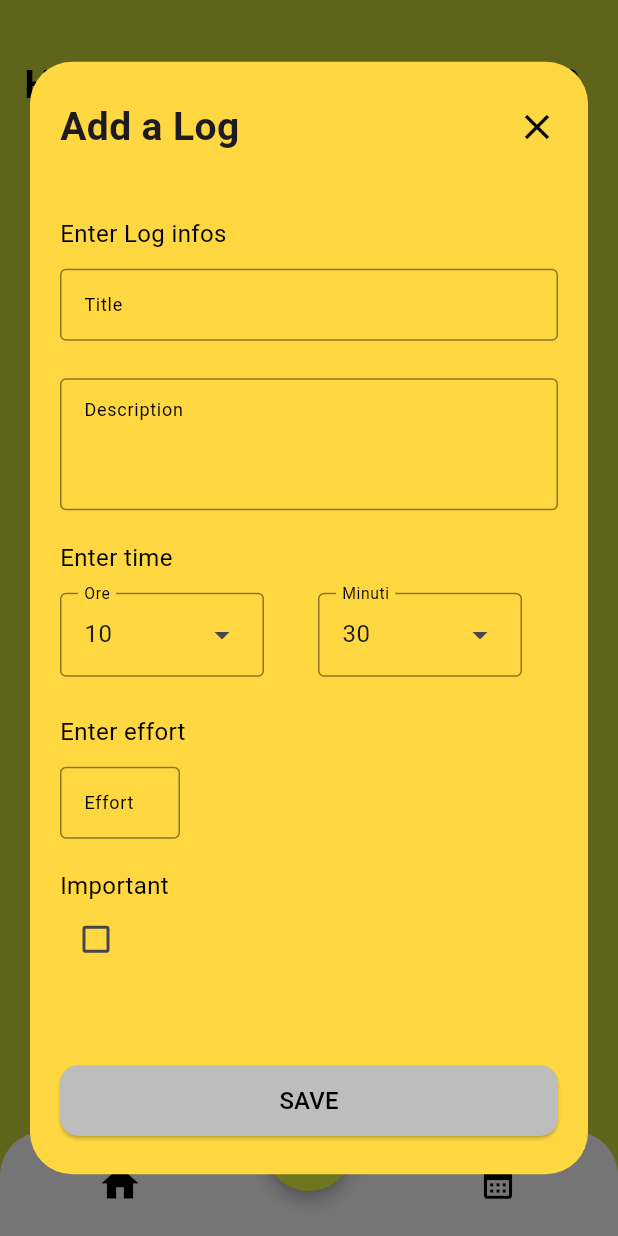
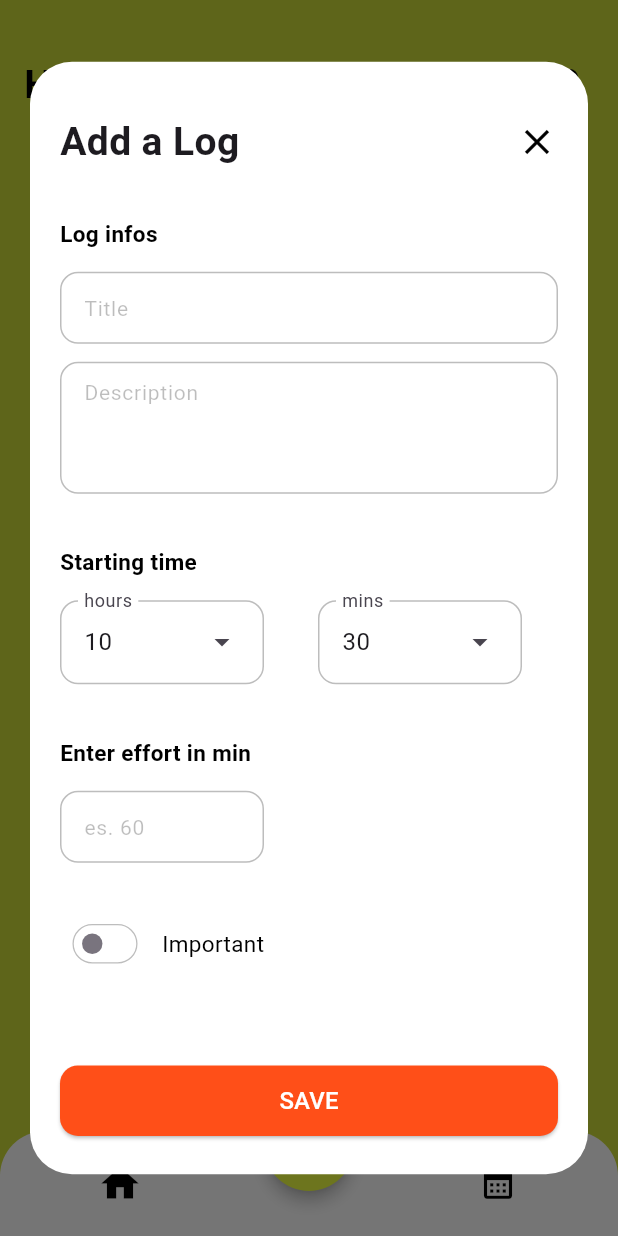
Before and after one commit to michele-biffi/logger, a Flutter app: the screen it shows after launch, after a tap on the "add" icon, on a phone screen of 412 x 824 dp. Run offline on Flutter 3.47's test engine with Material 3 defaults, Android fonts, the phone set to English and light mode, and no system bars; our stand-ins replace flutter_dotenv, supabase_flutter; accounts and stored records are empty.

Commit message:
UI fixes to log dialog

```diff
--- a/lib/components/add_log_dialog.dart
+++ b/lib/components/add_log_dialog.dart
@@ -25,7 +25,7 @@ class _AddLogDialogState extends State<AddLogDialog> {
     return MediaQuery(
       data: MediaQuery.of(context).removeViewInsets(removeBottom: true),
       child: Dialog(
-        backgroundColor: Colors.amberAccent,
+        backgroundColor: Colors.white,
         insetPadding: EdgeInsets.symmetric(horizontal: 20, vertical: 0),
         child: Container(
           width: double.infinity,
@@ -34,12 +34,17 @@ class _AddLogDialogState extends State<AddLogDialog> {
           child: Column(
             crossAxisAlignment: CrossAxisAlignment.start,
             children: [
-              Row(
+              Padding(
+                padding: const EdgeInsets.only(top: 10),
+                child: Row(
                   mainAxisAlignment: MainAxisAlignment.spaceBetween,
                   children: [
                     Text(
                       'Add a Log',
-                    style: TextStyle(fontSize: 26, fontWeight: FontWeight.bold),
+                      style: TextStyle(
+                        fontSize: 26,
+                        fontWeight: FontWeight.bold,
+                      ),
                     ),
                     GestureDetector(
                       onTap: () {
@@ -49,41 +54,39 @@ class _AddLogDialogState extends State<AddLogDialog> {
                     ),
                   ],
                 ),
-              SizedBox(height: 16),
+              ),
+              SizedBox(height: 12),
               Expanded(
                 child: SingleChildScrollView(
                   padding: EdgeInsets.only(bottom: bottomPadding),
                   child: Form(
                     child: Column(
                       children: [
-                        const SizedBox(height: 25),
+                        const SizedBox(height: 20),
                         Row(
                           mainAxisAlignment: MainAxisAlignment.start,
                           children: [
                             Text(
-                              'Enter Log infos',
+                              'Log infos',
                               style: TextStyle(
-                                fontSize: 16,
+                                fontSize: 15,
                                 color: Colors.black,
+                                fontWeight: FontWeight.bold,
                               ),
                             ),
                           ],
                         ),
-                        SizedBox(height: 12),
+                        SizedBox(height: 15),
                         TextFormField(
                           decoration: InputDecoration(
-                            labelText: 'Title',
-                            labelStyle: TextStyle(
-                              fontSize: 12,
-                              color: Colors.black,
-                            ),
+                            hintText: 'Title',
                             contentPadding: EdgeInsets.symmetric(
                               vertical: 8,
                               horizontal: 12,
                             ),
                           ),
                         ),
-                        SizedBox(height: 25),
+                        SizedBox(height: 12),
                         TextFormField(
                           maxLines: 3,
                           decoration: InputDecoration(
@@ -91,28 +94,24 @@ class _AddLogDialogState extends State<AddLogDialog> {
                               vertical: 8,
                               horizontal: 12,
                             ),
-                            labelText: 'Description',
-                            labelStyle: TextStyle(
-                              fontSize: 12,
-                              color: Colors.black,
-                            ),
-                            alignLabelWithHint: true,
+                            hintText: 'Description',
                           ),
                         ),
-                        SizedBox(height: 20),
+                        SizedBox(height: 35),
                         Row(
                           mainAxisAlignment: MainAxisAlignment.start,
                           children: [
                             Text(
-                              'Enter time',
+                              'Starting time',
                               style: TextStyle(
-                                fontSize: 16,
+                                fontSize: 15,
                                 color: Colors.black,
+                                fontWeight: FontWeight.bold,
                               ),
                             ),
                           ],
                         ),
-                        SizedBox(height: 12),
+                        SizedBox(height: 15),
                         Row(
                           mainAxisAlignment: MainAxisAlignment.start,
                           children: [
@@ -124,33 +123,30 @@ class _AddLogDialogState extends State<AddLogDialog> {
                             ),
                           ],
                         ),
-                        SizedBox(height: 25),
+                        SizedBox(height: 35),
                         Row(
                           mainAxisAlignment: MainAxisAlignment.start,
                           children: [
                             Text(
-                              'Enter effort',
+                              'Enter effort in min',
                               style: TextStyle(
-                                fontSize: 16,
+                                fontSize: 15,
                                 color: Colors.black,
+                                fontWeight: FontWeight.bold,
                               ),
                             ),
                           ],
                         ),
-                        SizedBox(height: 12),
+                        SizedBox(height: 15),
                         Row(
                           mainAxisAlignment: MainAxisAlignment.start,
                           children: [
                             SizedBox(
-                              width: 80,
+                              width: 136,
                               child: TextFormField(
                                 keyboardType: TextInputType.number,
                                 decoration: InputDecoration(
-                                  labelText: 'Effort',
-                                  labelStyle: TextStyle(
-                                    fontSize: 12,
-                                    color: Colors.black,
-                                  ),
+                                  hintText: 'es. 60',
                                   border: OutlineInputBorder(),
                                 ),
                                 onChanged: (value) {
@@ -158,28 +154,25 @@ class _AddLogDialogState extends State<AddLogDialog> {
                                 },
                               ),
                             ),
-                            SizedBox(width: 12),
                           ],
                         ),
-                        SizedBox(height: 20),
+                        SizedBox(height: 30),
                         Row(
                           mainAxisAlignment: MainAxisAlignment.start,
                           children: [
-                            Column(
-                              crossAxisAlignment: CrossAxisAlignment.start,
-                              children: [
-                                Text(
-                                  'Important',
-                                  style: TextStyle(
-                                    fontSize: 16,
-                                    color: Colors.black,
+                            Transform.scale(
+                              scale: 0.85,
+                              child: Switch(
+                                inactiveTrackColor: Colors.white,
+                                trackOutlineColor: WidgetStateProperty.all(
+                                  Colors.black26,
                                 ),
-                                ),
-                                SizedBox(width: 12),
-                                Checkbox(
-                                  checkColor: Colors.black,
-                                  fillColor: WidgetStateProperty.resolveWith(
-                                    getColor,
+                                trackOutlineWidth: WidgetStateProperty.all(1),
+                                activeTrackColor: Color.fromARGB(
+                                  255,
+                                  255,
+                                  79,
+                                  24,
                                 ),
                                 value: isChecked,
                                 onChanged: (bool? value) {
@@ -188,7 +181,14 @@ class _AddLogDialogState extends State<AddLogDialog> {
                                   });
                                 },
                               ),
-                              ],
+                            ),
+                            const SizedBox(width: 8),
+                            Text(
+                              'Important',
+                              style: TextStyle(
+                                fontSize: 15,
+                                color: Colors.black,
+                              ),
                             ),
                           ],
                         ),
@@ -203,15 +203,17 @@ class _AddLogDialogState extends State<AddLogDialog> {
                 child: ElevatedButton(
                   onPressed: () {},
                   style: ElevatedButton.styleFrom(
-                    backgroundColor: Colors.grey[400],
+                    backgroundColor: const Color.fromARGB(255, 255, 79, 24),
                     shape: RoundedRectangleBorder(
                       borderRadius: BorderRadius.circular(12),
                     ),
                     padding: EdgeInsets.symmetric(vertical: 12, horizontal: 24),
                   ),
+                  child: Center(
                     child: Text(
                       'SAVE',
-                    style: TextStyle(fontSize: 16, color: Colors.black),
+                      style: TextStyle(fontSize: 16, color: Colors.white),
+                    ),
                   ),
                 ),
               ),
--- a/lib/components/custom_time_picker.dart
+++ b/lib/components/custom_time_picker.dart
@@ -42,7 +42,7 @@ class _TimePickerDropdownState extends State<TimePickerDropdown> {
             Expanded(
               child: DropdownMenu<int>(
                 initialSelection: _selectedHour,
-                label: Text("Ore"),
+                label: Text("hours"),
                 onSelected: (value) {
                   if (value != null) {
                     setState(() => _selectedHour = value);
@@ -53,9 +53,14 @@ class _TimePickerDropdownState extends State<TimePickerDropdown> {
                   maximumSize: WidgetStateProperty.all(
                     Size(double.infinity, 200),
                   ),
-                  visualDensity: VisualDensity.compact, // padding interno
+                  visualDensity: VisualDensity.standard,
                   padding: WidgetStateProperty.all(EdgeInsets.zero),
                   alignment: AlignmentDirectional.centerStart,
+                  shape: WidgetStatePropertyAll(
+                    RoundedRectangleBorder(
+                      borderRadius: BorderRadius.circular(12),
+                    ),
+                  ),
                 ),
                 dropdownMenuEntries: List.generate(
                   24,
@@ -70,7 +75,7 @@ class _TimePickerDropdownState extends State<TimePickerDropdown> {
             Expanded(
               child: DropdownMenu<int>(
                 initialSelection: _selectedMinute,
-                label: Text("Minuti"),
+                label: Text("mins"),
                 onSelected: (value) {
                   if (value != null) {
                     setState(() => _selectedMinute = value);
@@ -81,9 +86,14 @@ class _TimePickerDropdownState extends State<TimePickerDropdown> {
                   maximumSize: WidgetStateProperty.all(
                     Size(double.infinity, 200),
                   ),
-                  visualDensity: VisualDensity.compact,
+                  visualDensity: VisualDensity.standard,
                   padding: WidgetStateProperty.all(EdgeInsets.zero),
                   alignment: AlignmentDirectional.centerStart,
+                  shape: WidgetStatePropertyAll(
+                    RoundedRectangleBorder(
+                      borderRadius: BorderRadius.circular(12),
+                    ),
+                  ),
                 ),
 
                 dropdownMenuEntries: List.generate(12, (index) {
--- a/lib/main.dart
+++ b/lib/main.dart
@@ -22,24 +22,30 @@ class MyApp extends StatelessWidget {
       title: 'Logger',
       debugShowCheckedModeBanner: false,
       theme: ThemeData(
+        useMaterial3: true,
+        textSelectionTheme: TextSelectionThemeData(
+          cursorColor: Color.fromARGB(255, 255, 79, 24),
+        ),
         inputDecorationTheme: InputDecorationTheme(
           border: OutlineInputBorder(
             borderSide: BorderSide(
-              color: Colors.black54, // default
+              color: Colors.black26, // default
             ),
           ),
           enabledBorder: OutlineInputBorder(
+            borderRadius: BorderRadius.circular(12),
             borderSide: BorderSide(
-              color: Colors.black45, // non attivo
+              color: Colors.black26, // non attivo
             ),
           ),
           focusedBorder: OutlineInputBorder(
+            borderRadius: BorderRadius.circular(12),
             borderSide: BorderSide(
-              color: Colors.black, // attivo
-              width: 1.5,
+              color: const Color.fromARGB(255, 255, 79, 24), // attivo
+              width: 1,
             ),
           ),
-          labelStyle: TextStyle(color: Colors.black, fontSize: 14),
+          hintStyle: TextStyle(color: Colors.black26, fontSize: 14),
           contentPadding: EdgeInsets.symmetric(vertical: 8, horizontal: 12),
         ),
       ),
```
Lines whose indentation alone changed are shown as unchanged.
